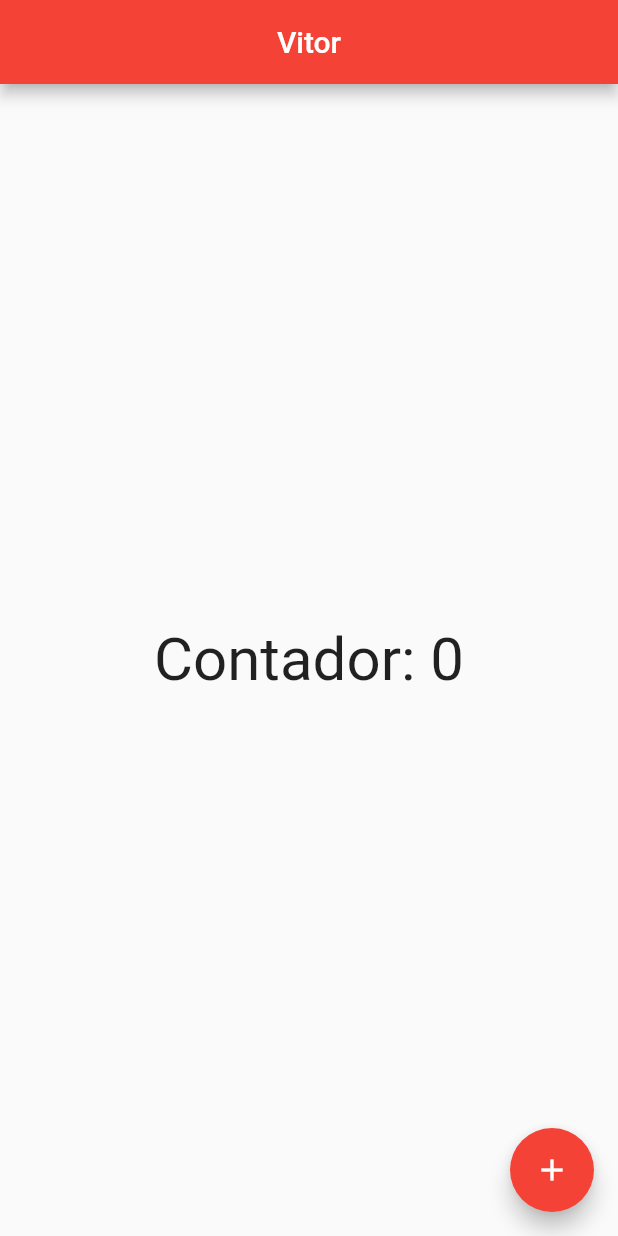
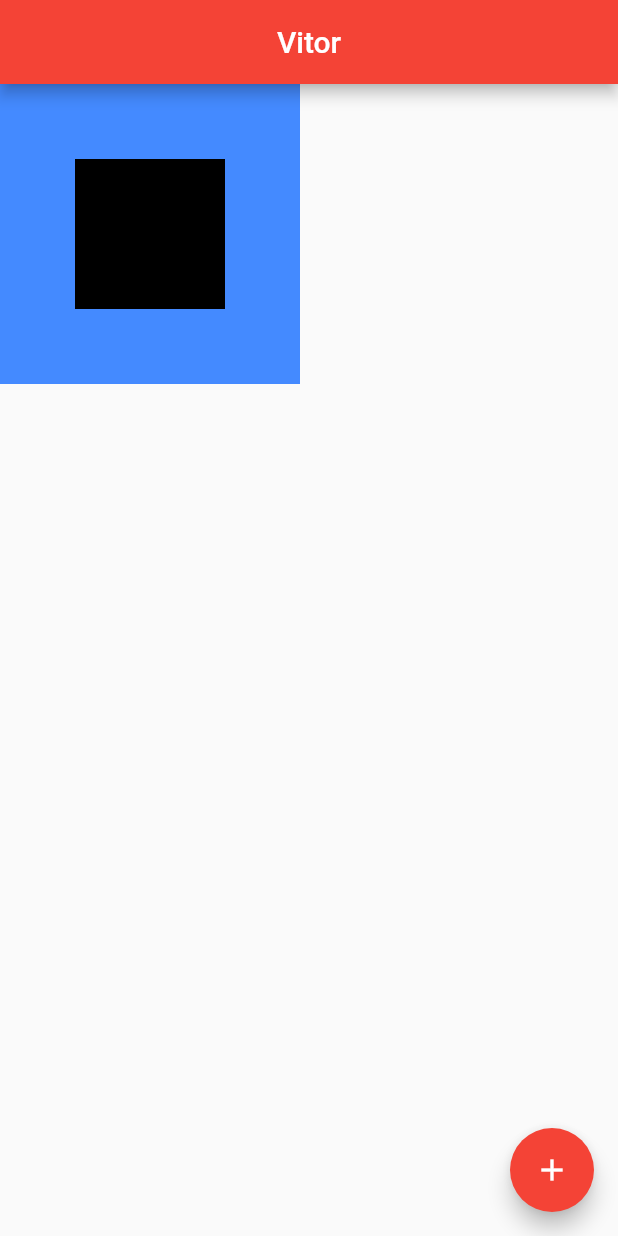
Before and after one commit to vitor2233/curso-flutter, a Flutter app: the screen it shows after launch, on a phone screen of 412 x 824 dp. Run offline on Flutter 3.47's test engine with Material 2 defaults, Android fonts, the phone set to English and light mode, and no system bars.

Commit message:
#11 - Single render e Multi render

```diff
--- a/olaMundo/lib/home_page.dart
+++ b/olaMundo/lib/home_page.dart
@@ -16,14 +16,19 @@ class HomePageState extends State<HomePage> {
       appBar: AppBar(
         title: Center(child: Text('Vitor')),
       ),
-      body: Center(
-          child: GestureDetector(
-        child: Text(
-          'Contador: $counter',
-          style: TextStyle(fontSize: 40),
+      body: Container(
+        height: 200,
+        width: 200,
+        color: Colors.blueAccent,
+        child: Align(
+          alignment: Alignment.center,
+          child: Container(
+            height: 100,
+            width: 100,
+            color: Colors.black,
+          ),
         ),
-        onTap: () {},
-      )),
+      ),
       floatingActionButton: FloatingActionButton(
         child: Icon(Icons.add),
         onPressed: () {
```
